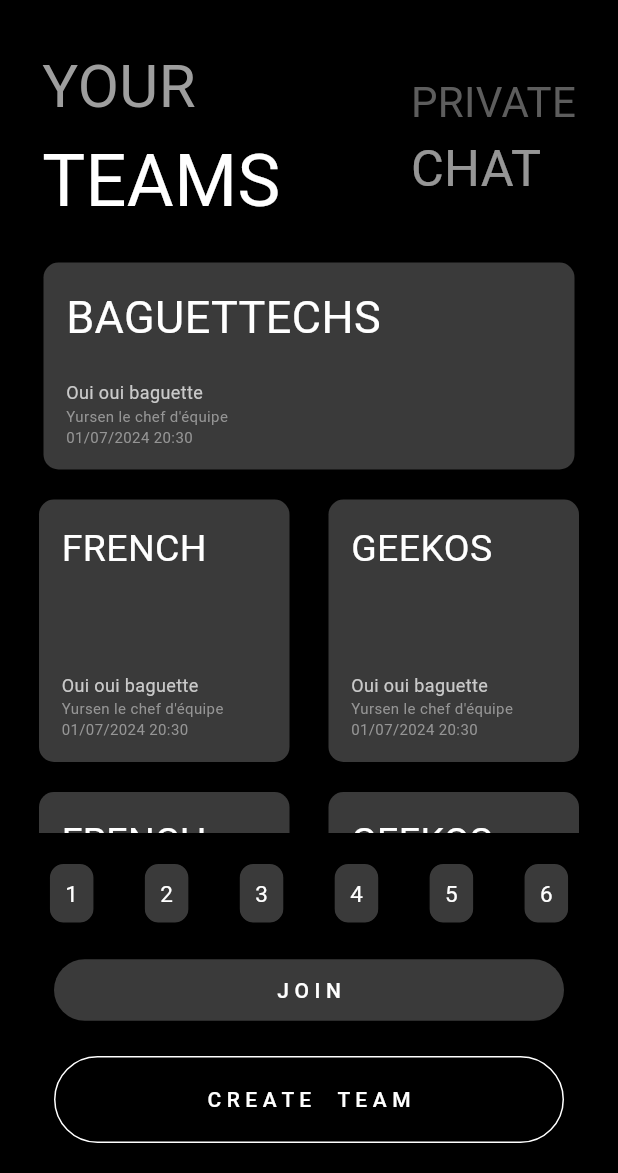
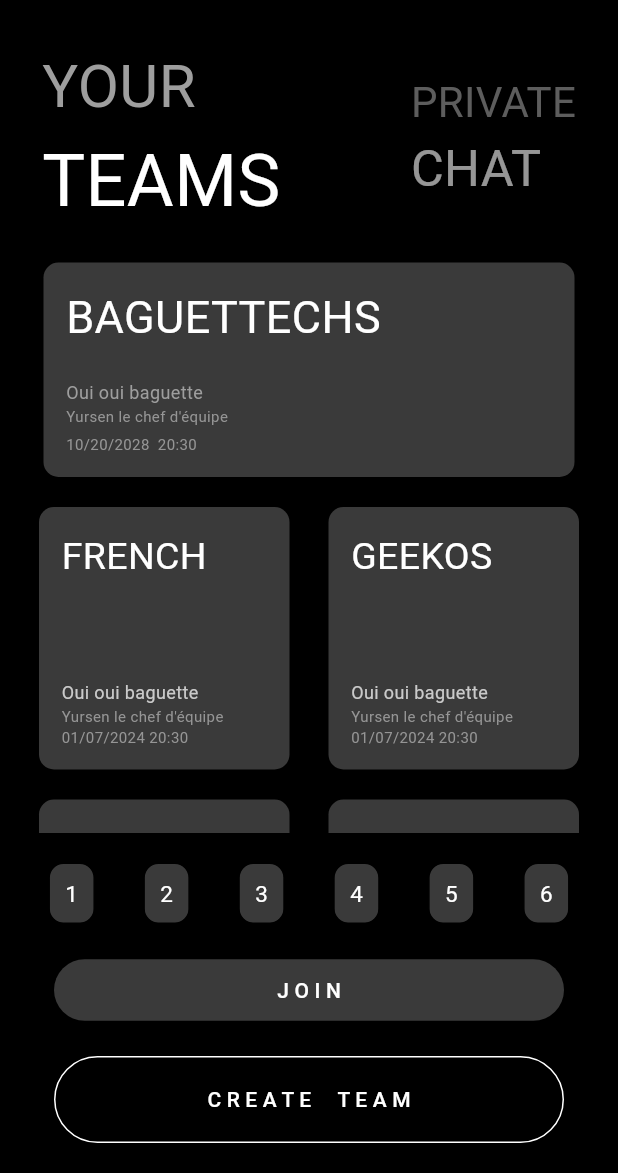
Before and after one commit to Space-Chips/nexus, a Flutter app: the ChatHomePage screen opened directly, on a phone screen of 412 x 824 dp, the part 63-1236 px from its top. Run offline on Flutter 3.47's test engine with Material 3 defaults, Android fonts, the phone set to English and light mode, and no system bars; our stand-ins replace adaptive_theme, animated_splash_screen, cached_network_image, cloud_firestore, firebase_auth, firebase_core and 11 more; missing offline and left inert: bottom_picker; accounts and stored records are empty; network calls fail.

Commit message:
Preparing chat_home_page for backend implementation

```diff
--- /dev/null
+++ b/lib/components/chat_components/team_home_page_components/top_item_list.dart
@@ -0,0 +1,55 @@
+import 'package:flutter/material.dart';
+
+class TeamHomeTopItem extends StatefulWidget {
+  final String title;
+  final String lastPost;
+  final String lastPostAuthor;
+  final String lastPostTime;
+  const TeamHomeTopItem({
+    super.key,
+    required this.title,
+    required this.lastPost,
+    required this.lastPostAuthor,
+    required this.lastPostTime,
+  });
+
+  @override
+  State<TeamHomeTopItem> createState() => _TeamHomeTopItemState();
+}
+
+class _TeamHomeTopItemState extends State<TeamHomeTopItem> {
+  @override
+  Widget build(BuildContext context) {
+    return Container(
+      width: 354,
+      padding: const EdgeInsets.all(15),
+      decoration: BoxDecoration(
+        color: const Color(0xFF3A3A3A),
+        borderRadius: BorderRadius.circular(10),
+      ),
+      child: Column(
+        crossAxisAlignment: CrossAxisAlignment.start,
+        children: [
+          Text(
+            widget.title,
+            style: TextStyle(color: Colors.white, fontSize: 30),
+          ),
+          SizedBox(height: 20),
+          Text(
+            widget.lastPost,
+            style: TextStyle(color: Colors.grey, fontSize: 12),
+          ),
+          Text(
+            widget.lastPostAuthor,
+            style: TextStyle(color: Color(0xFF959595), fontSize: 10),
+          ),
+          const SizedBox(height: 5),
+          Text(
+            widget.lastPostTime,
+            style: TextStyle(color: Color(0xFF959595), fontSize: 10),
+          ),
+        ],
+      ),
+    );
+  }
+}
--- a/lib/components/wall_post.dart
+++ b/lib/components/wall_post.dart
@@ -18,7 +18,6 @@ import 'like_button.dart';
 
 class WallPost extends StatefulWidget {
   final String message;
-  final String user;
   final String userEmail;
   final String time;
   final String postId;
@@ -31,7 +30,6 @@ class WallPost extends StatefulWidget {
   const WallPost({
     super.key,
     required this.message,
-    required this.user,
     required this.postId,
     required this.likes,
     required this.views,
--- a/lib/pages/group_chat/chat_home_page.dart
+++ b/lib/pages/group_chat/chat_home_page.dart
@@ -1,4 +1,5 @@
 import 'package:flutter/material.dart';
+import 'package:nexus/components/chat_components/team_home_page_components/top_item_list.dart';
 
 class ChatHomePage extends StatefulWidget {
   const ChatHomePage({super.key});
@@ -28,7 +29,12 @@ class _ChatHomePageState extends State<ChatHomePage> {
                 child: Column(
                   children: [
                     const SizedBox(height: 20),
-                    _buildTeamSection(),
+                    const TeamHomeTopItem(
+                      title: 'BAGUETTECHS',
+                      lastPost: "Oui oui baguette",
+                      lastPostAuthor: "Yursen le chef d'équipe",
+                      lastPostTime: '10/20/2028  20:30',
+                    ),
                     const SizedBox(height: 20),
                     _buildSmallTeamCards(),
                     const SizedBox(height: 20),
--- a/lib/pages/home_page.dart
+++ b/lib/pages/home_page.dart
@@ -449,7 +449,6 @@ class _HomePageState extends State<HomePage> {
                           final post = filteredPosts[index - 1];
                           return WallPost(
                             message: post['Message'],
-                            user: post['User'],
                             userEmail: post['UserEmail'],
                             isAdminPost: post['isAdminPost'],
                             mediaDest: post['MediaDestination'],
--- a/lib/pages/personal_page.dart
+++ b/lib/pages/personal_page.dart
@@ -456,7 +456,6 @@ class _ProfilePageSettingsState extends State<ProfilePageSettings> {
                         final post = snapshot.data!.docs[index];
                         return WallPost(
                           message: post['Message'],
-                          user: post['User'],
                           userEmail: post['UserEmail'],
                           isAdminPost: post['isAdminPost'],
                           mediaDest: post['MediaDestination'],
--- a/lib/pages/profile_page.dart
+++ b/lib/pages/profile_page.dart
@@ -484,7 +484,6 @@ class _ProfilePageState extends State<ProfilePage> {
                               final post = snapshot.data!.docs[index];
                               return WallPost(
                                 message: post['Message'],
-                                user: post['User'],
                                 userEmail: post['UserEmail'],
                                 isAdminPost: post['isAdminPost'],
                                 mediaDest: post['MediaDestination'],
--- a/lib/pages/tools/post_report.dart
+++ b/lib/pages/tools/post_report.dart
@@ -583,7 +583,6 @@ class _PostReportState extends State<PostReport> {
                       if (postData != null) {
                         return WallPost(
                           message: postData['Message'],
-                          user: postData['User'],
                           userEmail: postData['UserEmail'],
                           isAdminPost: postData['isAdminPost'],
                           mediaDest: postData['MediaDestination'],
--- a/lib/pages/tools/user_chat_search_page.dart
+++ b/lib/pages/tools/user_chat_search_page.dart
@@ -68,7 +68,6 @@ class _UserPostsPageState extends State<UserPostsPage> {
                       final post = snapshot.data!.docs[index];
                       return WallPost(
                         message: post['Message'],
-                        user: post['User'],
                         userEmail: post['UserEmail'],
                         isAdminPost: post['isAdminPost'],
                         mediaDest: post['MediaDestination'],
```
